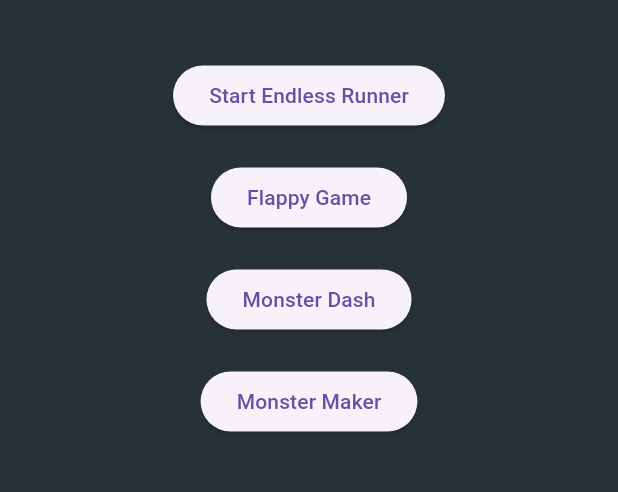
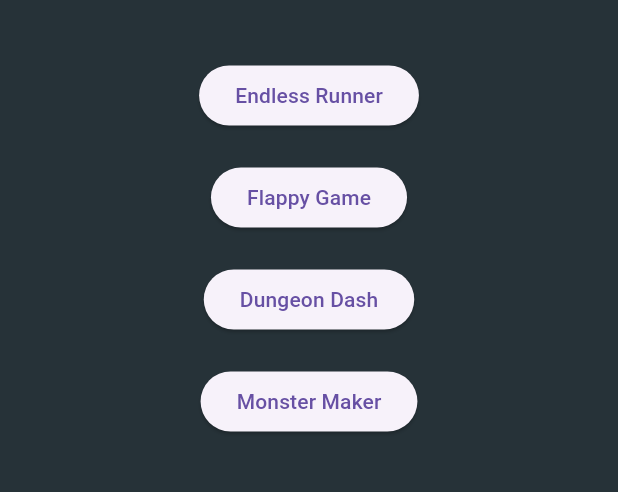
Before and after one commit to goldenboiih/monster-mania, a Flutter app: the screen it shows after launch, on a phone screen of 412 x 824 dp, the part 434-926 px from its top. Run offline on Flutter 3.47's test engine with Material 3 defaults, Android fonts, the phone set to English and light mode, and no system bars; our stand-ins replace flutter_svg, shared_preferences; missing offline and left inert: flame, flame_audio.

Commit message:
Move assets

```diff
--- a/lib/main.dart
+++ b/lib/main.dart
@@ -67,7 +67,7 @@ class _MainMenuScreenState extends State<MainMenuScreen> {
             const SizedBox(height: 40),
             ElevatedButton(
               onPressed: () => _openGame(context, Game.endlessRunner, Orientation.landscape),
-              child: const Text('Start Endless Runner'),
+              child: const Text('Endless Runner'),
             ),
             const SizedBox(height: 20),
             ElevatedButton(
@@ -77,7 +77,7 @@ class _MainMenuScreenState extends State<MainMenuScreen> {
             const SizedBox(height: 20),
             ElevatedButton(
               onPressed: () => _openGame(context, Game.dash, Orientation.portrait),
-              child: const Text('Monster Dash'),
+              child: const Text('Dungeon Dash'),
             ),
             const SizedBox(height: 20),
             ElevatedButton(
@@ -175,17 +175,17 @@ class _MainMenuScreenState extends State<MainMenuScreen> {
           overlayBuilderMap: {
             'GameOver':
                 (context, game) => GameOverOverlay(game: game as MonsterDash),
-            'GetReady': (context, game) {
+            'TitleCard': (context, game) {
               final g = game as MonsterDash;
               return GestureDetector(
                 behavior: HitTestBehavior.opaque,
                 onTap: () {
                   g.initializeGame();
-                  g.overlays.remove('GetReady');
+                  g.overlays.remove('TitleCard');
                 },
                 child: Center(
                   child: Image.asset(
-                    'assets/images/overlays/monster_dash.png',
+                    'assets/images/dungeon_dash/title_card.png',
                     filterQuality: FilterQuality.none,
                     fit: BoxFit.contain,
                     width: 480,
@@ -194,9 +194,8 @@ class _MainMenuScreenState extends State<MainMenuScreen> {
               );
             },
           },
-          initialActiveOverlays: const ['GetReady'],
+          initialActiveOverlays: const ['TitleCard'],
         );
     }
   }
-
 }
--- a/lib/monster_dash/components/bat.dart
+++ b/lib/monster_dash/components/bat.dart
@@ -31,7 +31,7 @@ class Bat extends SpriteAnimationComponent
     position = Vector2(game.size.x / 4, game.size.y / 4);
     await super.onLoad();
     animation = await game.loadSpriteAnimation(
-      'bat/boom_bat.png',
+      'dungeon_dash/boom_bat.png',
       SpriteAnimationData.sequenced(
         amount: 3,
         stepTime: .1,
--- a/lib/monster_dash/components/brick.dart
+++ b/lib/monster_dash/components/brick.dart
@@ -7,11 +7,11 @@ class Brick extends SpriteComponent {
 
   // asset path -> weight (higher = more common)
   static const Map<String, int> _weights = {
-    'blocks/stone.png'       : 50,
-    'blocks/coal.png'        : 8,
-    'blocks/iron.png'        : 6,
-    'blocks/gold.png'        : 3,
-    'blocks/diamond.png'     : 1,
+    'dungeon_dash/blocks/stone.png'       : 50,
+    'dungeon_dash/blocks/coal.png'        : 8,
+    'dungeon_dash/blocks/iron.png'        : 6,
+    'dungeon_dash/blocks/gold.png'        : 3,
+    'dungeon_dash/blocks/diamond.png'     : 1,
   };
 
   Brick({required super.position})
--- a/pubspec.yaml
+++ b/pubspec.yaml
@@ -69,23 +69,20 @@ flutter:
     - assets/images/
     - assets/audio/
     - assets/images/monster_blue/
-    - assets/images/overlays/
     - assets/images/floor.png
     - assets/images/spiky/
-    - assets/images/clouds/
     - assets/images/floaty/
     - assets/images/fly_guy/
-    - assets/images/bat/
     - assets/images/grumbluff/
     - assets/images/flappy/
     - assets/images/dungeon_dash/
+    - assets/images/dungeon_dash/blocks/
     - assets/images/ui/
     - assets/images/monster_maker/bodies/
     - assets/images/monster_maker/eyes/
     - assets/images/monster_maker/horns/
     - assets/images/monster_maker/mouths/
     - assets/images/pipe/
-    - assets/images/blocks/
     - assets/audio/
   fonts:
     - family: BotsMatic
```
Also changed, not shown: assets/images/dungeon_dash/blocks/coal.png (renamed from assets/images/blocks/coal.png), assets/images/dungeon_dash/blocks/coarse_dirt.png (added), assets/images/dungeon_dash/blocks/diamond.png (renamed from assets/images/blocks/diamond.png), assets/images/dungeon_dash/blocks/dirt.png (added), assets/images/dungeon_dash/blocks/dirt_no_border.png (added), assets/images/dungeon_dash/blocks/dirt_plus.png (added), assets/images/dungeon_dash/blocks/dirt_plus_two.png (added), assets/images/dungeon_dash/blocks/gold.png (renamed from assets/images/blocks/gold.png), assets/images/dungeon_dash/blocks/gravel.png (added), assets/images/dungeon_dash/blocks/iron.png (renamed from assets/images/blocks/iron.png), assets/images/dungeon_dash/blocks/stone.png (renamed from assets/images/blocks/stone.png), assets/images/dungeon_dash/boom_bat.png (renamed from assets/images/bat/boom_bat.png), assets/images/dungeon_dash/title_card.png (added), assets/images/overlays/monster_dash.png (deleted).
